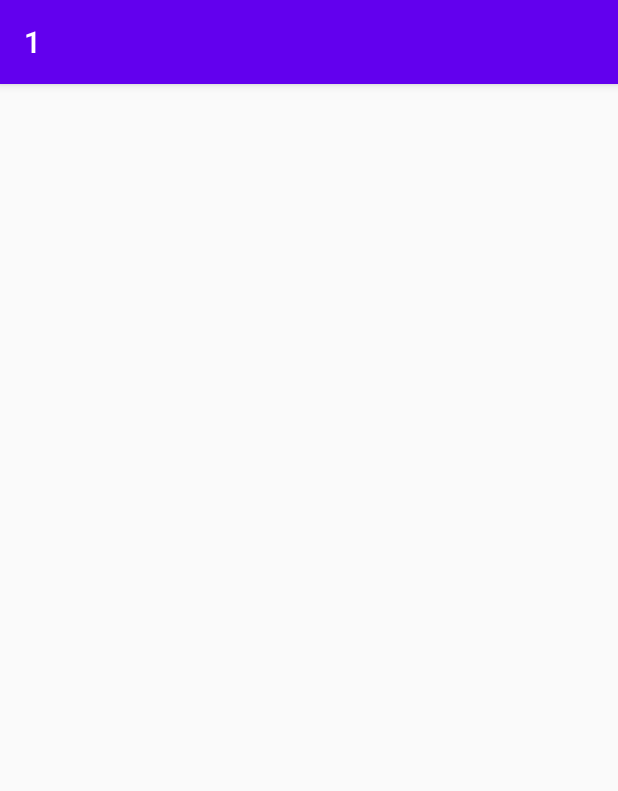
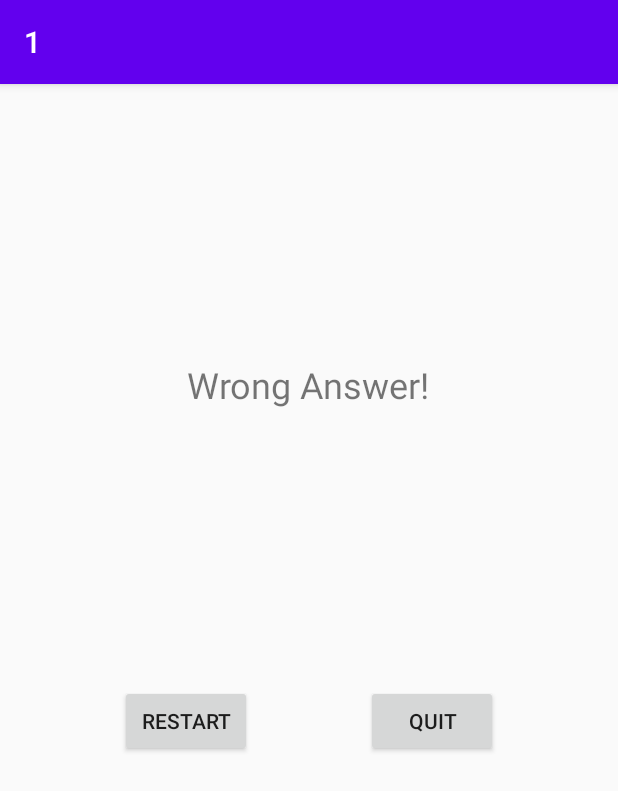
Before and after one commit to Erizium/1, an Android app: the WrongAnswerActivity screen opened directly, with no data from a screen before it, on a phone screen of 412 x 824 dp. Shown: the top 791 px of the screen. Run offline under Robolectric (Android 15) with nearby library versions, the phone set to English and light mode, and no system bars.

Commit message:
Lade till fail screen och en retry knapp.

```diff
--- a/app/src/main/java/com/example/a1/MainActivity.kt
+++ b/app/src/main/java/com/example/a1/MainActivity.kt
@@ -16,5 +16,7 @@ class MainActivity : AppCompatActivity() {
             val intent = Intent(this, QuestionActivity::class.java)
             startActivity(intent)
         }
+
     }
+
 }
--- a/app/src/main/java/com/example/a1/QuestionActivity.kt
+++ b/app/src/main/java/com/example/a1/QuestionActivity.kt
@@ -1,5 +1,6 @@
 package com.example.a1
 
+import android.content.Intent
 import androidx.appcompat.app.AppCompatActivity
 import android.os.Bundle
 import android.util.Log
@@ -41,11 +42,14 @@ class QuestionActivity : AppCompatActivity(){
     fun buttonPressed(view: View) {
         var button = view as Button
 
-        if(currentPosition >= questionList.questionList.size) {
             if (button.text == currentQuestion?.correctAnswer) {
                 setQuestion()
+            }else{
+                var failScreen = Intent(this, WrongAnswerActivity::class.java)
+                startActivity(failScreen)
             }
-        }
+
+
 
 
     }
--- a/app/src/main/java/com/example/a1/WrongAnswerActivity.kt
+++ b/app/src/main/java/com/example/a1/WrongAnswerActivity.kt
@@ -1,11 +1,26 @@
 package com.example.a1
 
+import android.content.Intent
 import androidx.appcompat.app.AppCompatActivity
 import android.os.Bundle
+import android.view.View
 
 class WrongAnswerActivity : AppCompatActivity() {
+
     override fun onCreate(savedInstanceState: Bundle?) {
         super.onCreate(savedInstanceState)
         setContentView(R.layout.activity_wrong_answer)
+
+
+    }
+
+    fun restart(restart: View){
+
+        var intent = Intent(this, QuestionActivity::class.java)
+        startActivity(intent)
+    }
+
+    fun quit(quit: View){
+
     }
 }
--- a/app/src/main/res/layout/activity_wrong_answer.xml
+++ b/app/src/main/res/layout/activity_wrong_answer.xml
@@ -6,4 +6,37 @@
     android:layout_height="match_parent"
     tools:context=".WrongAnswerActivity">
 
+    <Button
+        android:id="@+id/quitButton"
+        android:layout_width="wrap_content"
+        android:layout_height="wrap_content"
+        android:layout_marginTop="184dp"
+        android:layout_marginEnd="80dp"
+        android:onClick="quit"
+        android:text="Quit"
+        app:layout_constraintEnd_toEndOf="parent"
+        app:layout_constraintTop_toBottomOf="@+id/failText" />
+
+    <Button
+        android:id="@+id/retryButton"
+        android:layout_width="wrap_content"
+        android:layout_height="wrap_content"
+        android:layout_marginStart="80dp"
+        android:layout_marginTop="184dp"
+        android:onClick="restart"
+        android:text="Restart"
+        app:layout_constraintStart_toStartOf="parent"
+        app:layout_constraintTop_toBottomOf="@+id/failText" />
+
+    <TextView
+        android:id="@+id/failText"
+        android:layout_width="wrap_content"
+        android:layout_height="wrap_content"
+        android:layout_marginTop="184dp"
+        android:text="Wrong Answer!"
+        android:textSize="24sp"
+        app:layout_constraintEnd_toEndOf="parent"
+        app:layout_constraintHorizontal_bias="0.498"
+        app:layout_constraintStart_toStartOf="parent"
+        app:layout_constraintTop_toTopOf="parent" />
 </androidx.constraintlayout.widget.ConstraintLayout>
```
